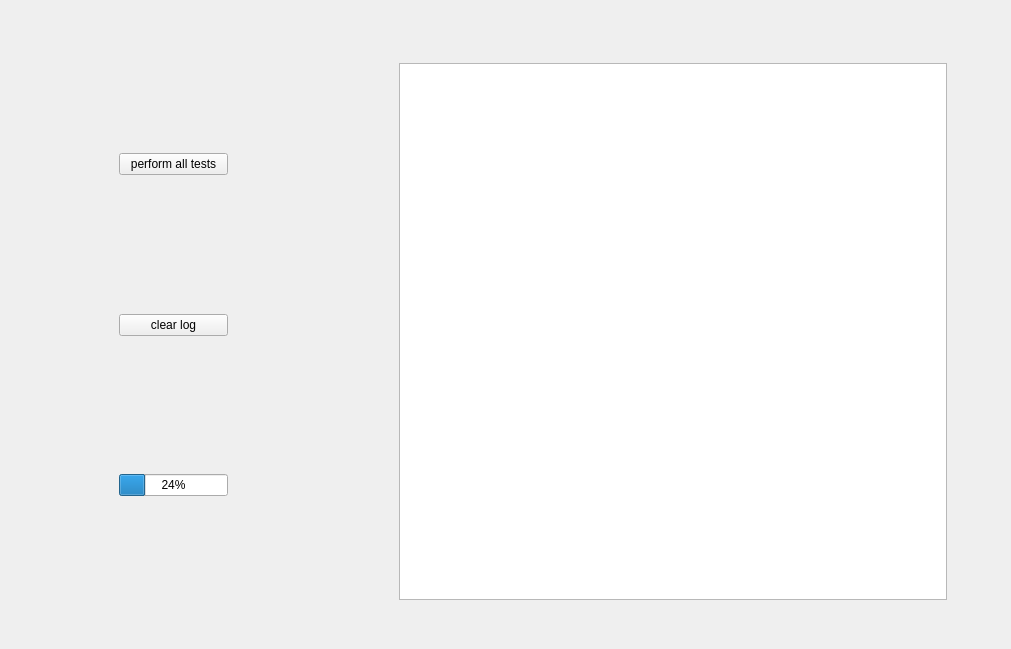
This is optode_gui/gui/designer_main.ui in kazola/optode_gui as Qt 5 draws it before an edit. The edited form follows.
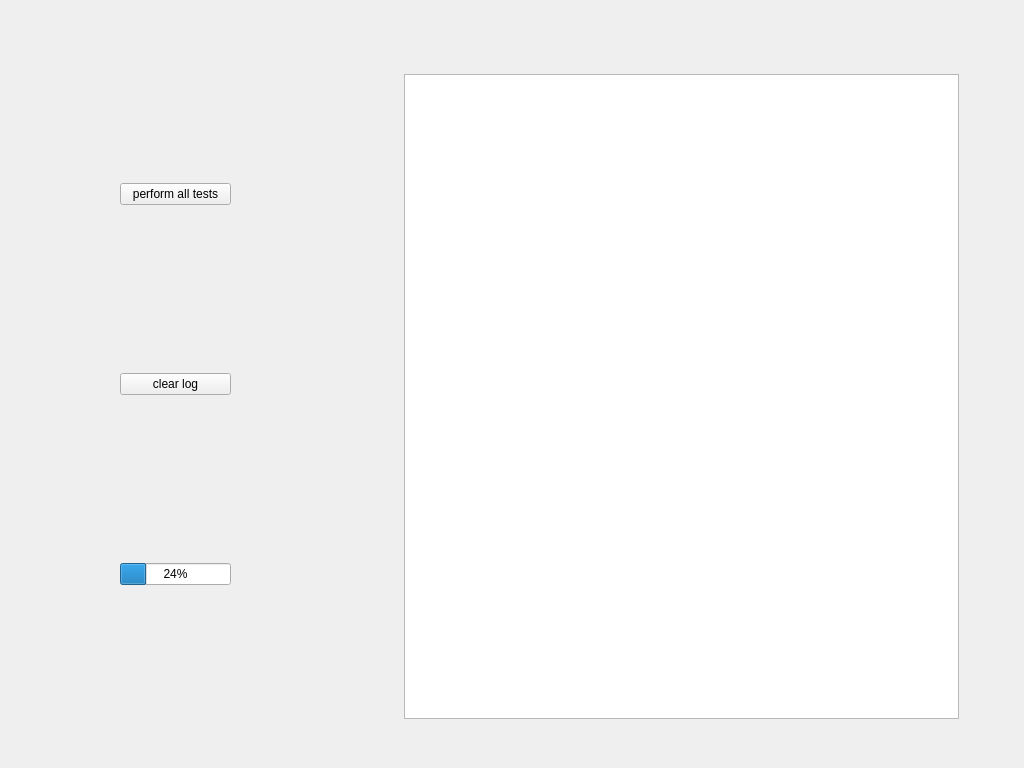
This is the edited form.

Patch:
```diff
--- a/optode_gui/gui/designer_main.ui
+++ b/optode_gui/gui/designer_main.ui
@@ -6,14 +6,26 @@
    <rect>
     <x>0</x>
     <y>0</y>
-    <width>1011</width>
-    <height>649</height>
+    <width>1024</width>
+    <height>768</height>
    </rect>
   </property>
+  <property name="minimumSize">
+   <size>
+    <width>1024</width>
+    <height>768</height>
+   </size>
+  </property>
   <property name="windowTitle">
    <string>MainWindow</string>
   </property>
   <widget class="QWidget" name="centralwidget">
+   <property name="minimumSize">
+    <size>
+     <width>1024</width>
+     <height>768</height>
+    </size>
+   </property>
    <layout class="QVBoxLayout" name="verticalLayout">
     <item>
      <layout class="QHBoxLayout" name="horizontalLayout" stretch="1,2">
```
Left out of the diff: 127 changed lines with no effect on the pictures.
